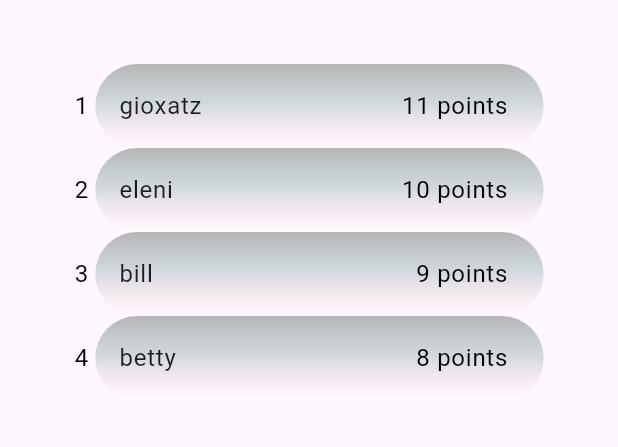
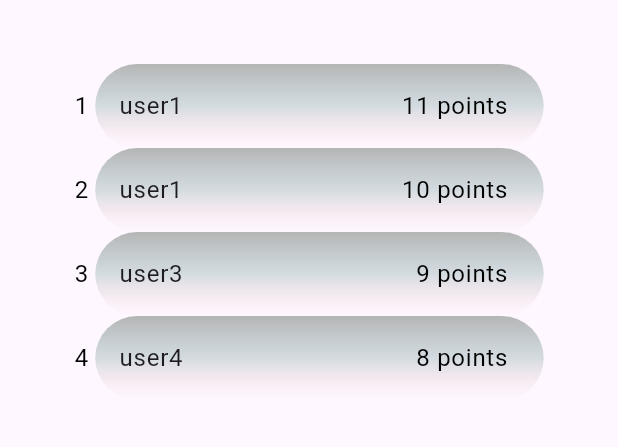
Before and after one commit to arismarkogi/musiqar, a Flutter app: the RankingsPage screen opened directly, on a phone screen of 412 x 824 dp, the part 80-527 px from its top. Run offline on Flutter 3.47's test engine with Material 3 defaults, Android fonts, the phone set to English and light mode, and no system bars; our stand-ins replace sqflite; accounts and stored records are empty.

Commit message:
Update main.dart

```diff
--- a/lib/main.dart
+++ b/lib/main.dart
@@ -856,10 +856,10 @@ Widget build(BuildContext context) {
             mainAxisAlignment: MainAxisAlignment.center,
             children: <Widget>[
               SizedBox(height: 40),
-              ranking(1, 'gioxatz', 11),
-              ranking(2, 'eleni', 10),
-              ranking(3, 'bill', 9),
-              ranking(4, 'betty', 8),
+              ranking(1, 'user1', 11),
+              ranking(2, 'user1', 10),
+              ranking(3, 'user3', 9),
+              ranking(4, 'user4', 8),
             ],
           ),
         ),
@@ -1046,7 +1046,7 @@ Widget build(BuildContext context) {
             mainAxisAlignment: MainAxisAlignment.center,
             children: <Widget>[
               SizedBox(height: 40),
-              info('gioxatz'),
+              info('user1'),
               SizedBox(height: 100),
               Bio(bio),
             ],
```
